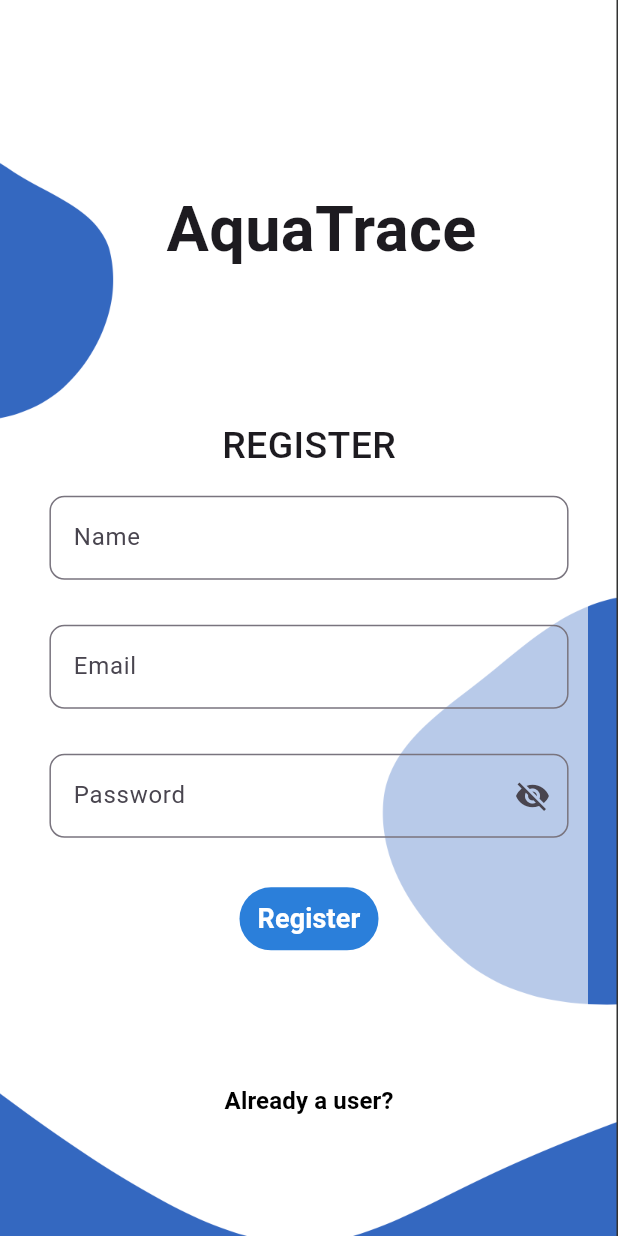
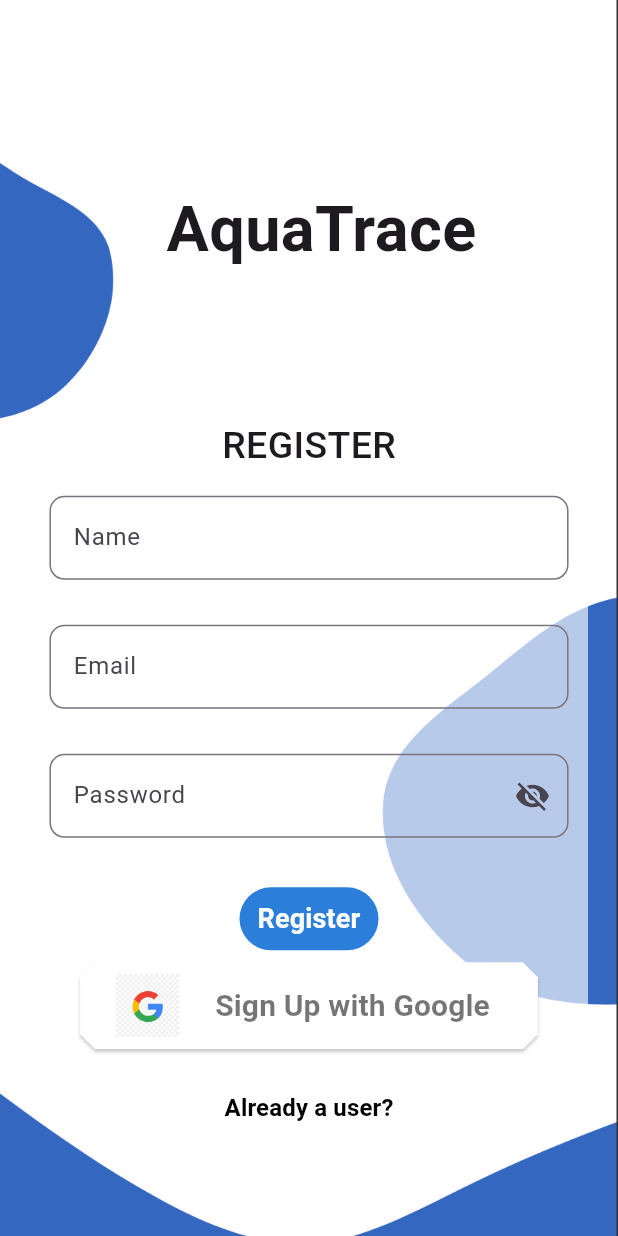
Before and after one commit to sidesshmore/Waterfootprint-Calculator-AquaTrace, a Flutter app: the Register screen opened by its route, on a phone screen of 412 x 824 dp. Run offline on Flutter 3.47's test engine with Material 3 defaults, Android fonts, the phone set to English and light mode, and no system bars; our stand-ins replace bloc, dash_chat_2, dio, firebase_analytics, firebase_auth, firebase_core and 13 more; missing offline and left inert: onesignal_flutter, tensorflow_lite_flutter; accounts and stored records are empty.

Commit message:
Sign Up with Google

```diff
--- a/lib/features/Register/ui/register.dart
+++ b/lib/features/Register/ui/register.dart
@@ -1,6 +1,11 @@
+import 'dart:developer';
+
 import 'package:aqua_trace/features/Register/bloc/register_bloc.dart';
+import 'package:firebase_auth/firebase_auth.dart';
 import 'package:flutter/material.dart';
 import 'package:flutter_bloc/flutter_bloc.dart';
+import 'package:google_sign_in/google_sign_in.dart';
+import 'package:shared_preferences/shared_preferences.dart';
 
 class Register extends StatefulWidget {
   const Register({super.key});
@@ -16,6 +21,32 @@ class _RegisterState extends State<Register> {
   final RegisterBloc registerbloc = RegisterBloc();
 
   bool _passwordVisible = true;
+
+  void _handleGoogleLogin() async {
+    final GoogleSignIn _googleSignIn = GoogleSignIn();
+    try {
+      final GoogleSignInAccount? googleUser = await GoogleSignIn().signIn();
+      if (googleUser != null) {
+        final GoogleSignInAuthentication? googleAuth =
+            await googleUser?.authentication;
+
+        // Create a new credential
+        final credential = GoogleAuthProvider.credential(
+          accessToken: googleAuth?.accessToken,
+          idToken: googleAuth?.idToken,
+        );
+
+        UserCredential credentials =
+            await FirebaseAuth.instance.signInWithCredential(credential);
+        final SharedPreferences prefs = await SharedPreferences.getInstance();
+        await prefs.setString('uid', credentials.user!.uid);
+
+        Navigator.pushNamed(context, 'aqua_trace');
+      }
+    } catch (e) {
+      log(e.toString());
+    }
+  }
 
   @override
   void initState() {
@@ -177,14 +208,54 @@ class _RegisterState extends State<Register> {
                                   ),
                                 ),
                               ],
-                            )
+                            ),
+                            SizedBox(
+                              height: 5,
+                            ),
+                            ElevatedButton(
+                              style: ElevatedButton.styleFrom(
+                                shape: BeveledRectangleBorder(
+                                    borderRadius: BorderRadius.circular(10)),
+                                backgroundColor: Colors.white,
+                                foregroundColor: Colors.black,
+                              ),
+                              onPressed: () {
+                                _handleGoogleLogin;
+                              },
+                              child: const Padding(
+                                padding: EdgeInsets.fromLTRB(0, 8, 0, 8),
+                                child: Row(
+                                  mainAxisSize: MainAxisSize.min,
+                                  mainAxisAlignment: MainAxisAlignment.center,
+                                  children: [
+                                    Image(
+                                      image: AssetImage("assets/google.png"),
+                                      height: 42,
+                                      width: 42,
+                                    ),
+                                    Padding(
+                                      padding:
+                                          EdgeInsets.only(left: 24, right: 8),
+                                      child: Text(
+                                        'Sign Up with Google',
+                                        style: TextStyle(
+                                          fontSize: 20,
+                                          color: Colors.black54,
+                                          fontWeight: FontWeight.w600,
+                                        ),
+                                      ),
+                                    ),
+                                  ],
+                                ),
+                              ),
+                            ),
                           ],
                         ),
                       ],
                     ),
                   ),
                   const SizedBox(
-                    height: 30,
+                    height: 15,
                   ),
                   Row(
                     mainAxisAlignment: MainAxisAlignment.center,
```
